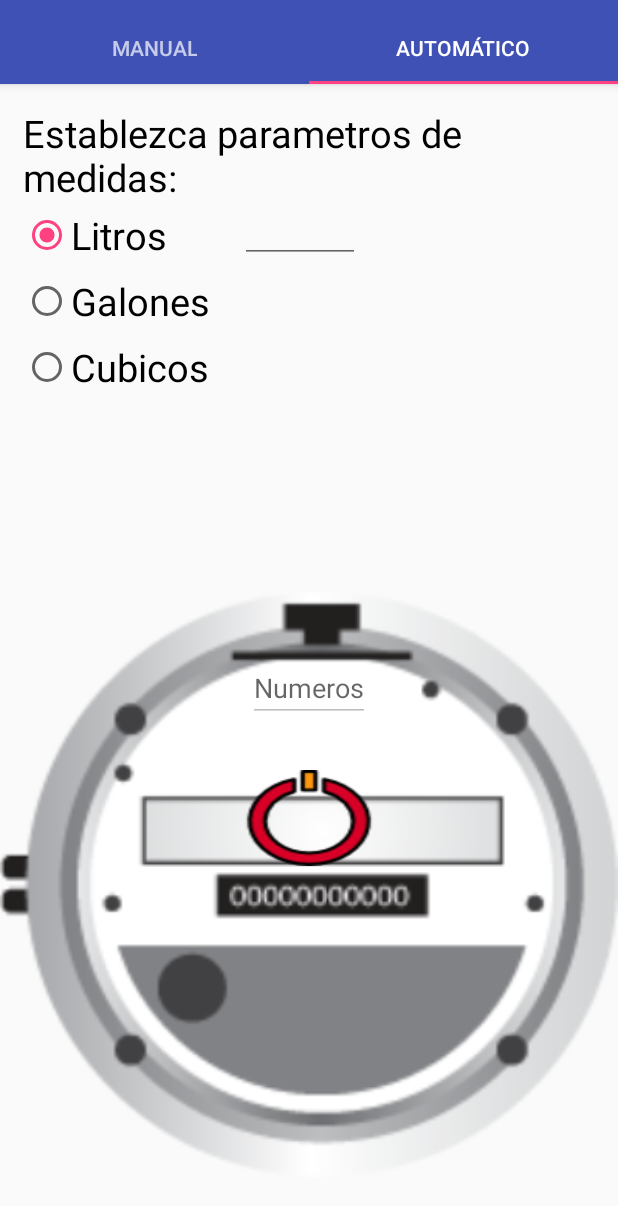
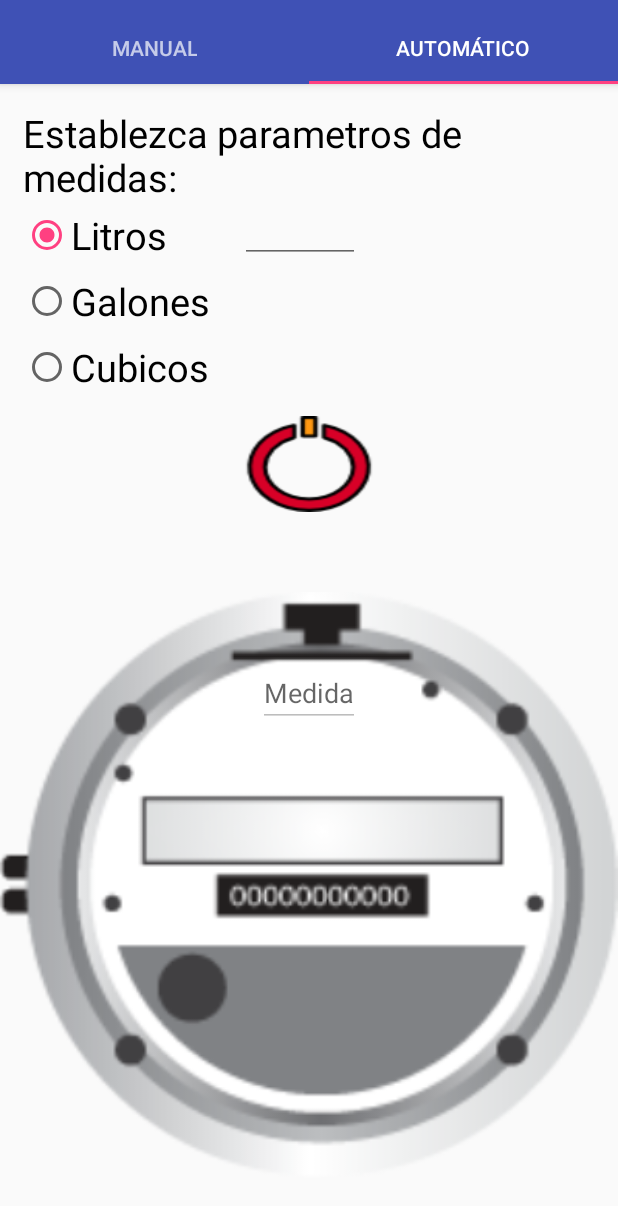
Before and after one commit to Hellogark/ControlDeAgua, an Android app: the control screen opened directly, with no data from a screen before it, tab 2 chosen, on a phone screen of 412 x 824 dp. Shown: the top 1206 px of the screen. Run offline under Robolectric (Android 15) with nearby library versions, the phone set to English and light mode, and no system bars; libraries missing offline, so code that uses them is left out: com.michaelmuenzer.android; plain views replace ScrollableNumberPicker; 2 statements that could not run were skipped.

```diff
--- a/app/src/main/java/com/example/edmol/webview/coloresItem.java
+++ b/app/src/main/java/com/example/edmol/webview/coloresItem.java
@@ -1,9 +1,10 @@
 package com.example.edmol.webview;
+
+import android.widget.RelativeLayout;
 
 public class coloresItem {
     private String mColoresNombre;
     private int mColoresImg;
-    String fondoSeleccionado = "";
 
     public coloresItem(String coloresNombre, int coloresImg){
         mColoresNombre = coloresNombre;
--- a/app/src/main/java/com/example/edmol/webview/tab2Automatico.java
+++ b/app/src/main/java/com/example/edmol/webview/tab2Automatico.java
@@ -23,7 +23,6 @@ import org.w3c.dom.Text;
 public class tab2Automatico extends Fragment {
     RelativeLayout display2;
     String fondoActual;
-    RadioGroup medidas;
     RadioButton rbLitros, rbCubicos, rbGalones;
     EditText litros, cubicos, galones;
 
@@ -31,13 +30,13 @@ public class tab2Automatico extends Fragment {
     public View onCreateView(LayoutInflater inflater, ViewGroup container, Bundle savedInstanceState) {
         View v = inflater.inflate(R.layout.tab2automatico, container, false);
         display2 = (RelativeLayout) v.findViewById(R.id.Fondo);
-        medidas = (RadioGroup) v.findViewById(R.id.rgMedidas);
         litros = (EditText) v.findViewById(R.id.etLitros);
         galones = (EditText) v.findViewById(R.id.etGalones);
         cubicos = (EditText) v.findViewById(R.id.etCubicos);
         rbLitros = (RadioButton) v.findViewById(R.id.rbLitros);
         rbGalones = (RadioButton) v.findViewById(R.id.rbGalones);
         rbCubicos = (RadioButton) v.findViewById(R.id.rbCubicos);
+
         rbLitros.setOnClickListener(new View.OnClickListener() {
             @Override
             public void onClick(View v) {
@@ -46,6 +45,7 @@ public class tab2Automatico extends Fragment {
                 cubicos.setVisibility(View.INVISIBLE);
             }
         });
+
         rbGalones.setOnClickListener(new View.OnClickListener() {
             @Override
             public void onClick(View v) {
@@ -54,6 +54,7 @@ public class tab2Automatico extends Fragment {
                 cubicos.setVisibility(View.INVISIBLE);
             }
         });
+
         rbCubicos.setOnClickListener(new View.OnClickListener() {
             @Override
             public void onClick(View v) {
@@ -63,26 +64,6 @@ public class tab2Automatico extends Fragment {
             }
         });
         return v;
-
-        /*switch (medidas.getCheckedRadioButtonId()){
-            case R.id.rbLitros:
-                litros.setVisibility(View.VISIBLE);
-                galones.setVisibility(View.INVISIBLE);
-                cubicos.setVisibility(View.INVISIBLE);
-                break;
-
-            case R.id.rbGalones:
-                litros.setVisibility(View.INVISIBLE);
-                galones.setVisibility(View.VISIBLE);
-                cubicos.setVisibility(View.INVISIBLE);
-                break;
-
-            case R.id.rbCubicos:
-                litros.setVisibility(View.INVISIBLE);
-                galones.setVisibility(View.INVISIBLE);
-                cubicos.setVisibility(View.VISIBLE);
-                break;
-        }*/
     }
 
     @Override
--- a/app/src/main/res/layout/activity_control.xml
+++ b/app/src/main/res/layout/activity_control.xml
@@ -55,23 +55,13 @@
             android:layout_height="match_parent"
             android:src="@drawable/medidor" />
 
-        <ToggleButton
-            android:layout_width="wrap_content"
-            android:layout_height="wrap_content"
-            android:layout_centerHorizontal="true"
-            android:layout_marginTop="157dp"
-            android:background="@drawable/custom_manual"
-            android:text=""
-            android:textOff=""
-            android:textOn="" />
-
         <EditText
             android:layout_width="wrap_content"
             android:layout_height="wrap_content"
             android:layout_centerHorizontal="true"
-            android:layout_marginTop="80dp"
+            android:layout_marginTop="83dp"
             android:enabled="false"
-            android:hint="Numeros"
+            android:hint="Medida"
             android:inputType="numberDecimal" />
 
         <ProgressBar
--- a/app/src/main/res/layout/color_spinner.xml
+++ b/app/src/main/res/layout/color_spinner.xml
@@ -2,8 +2,7 @@
 <RelativeLayout
     xmlns:android="http://schemas.android.com/apk/res/android"
     android:layout_width="match_parent"
-    android:layout_height="match_parent"
-    android:background="#E0BBA9">
+    android:layout_height="match_parent">
 
     <ImageView
         android:id="@+id/icono_colores"
--- a/app/src/main/res/layout/tab2automatico.xml
+++ b/app/src/main/res/layout/tab2automatico.xml
@@ -108,4 +108,15 @@
             app:snp_valueMarginEnd="8dp"
             app:snp_valueMarginStart="8dp" />-->
     </RelativeLayout>
+
+    <ToggleButton
+        android:layout_width="wrap_content"
+        android:layout_height="wrap_content"
+        android:layout_centerHorizontal="true"
+        android:layout_below="@id/rgMedidas"
+        android:layout_marginTop="15dp"
+        android:background="@drawable/custom_manual"
+        android:text=""
+        android:textOff=""
+        android:textOn="" />
 </RelativeLayout>
```
Also changed, not shown: app/src/main/AndroidManifest.xml (+6 -3 lines), app/src/main/java/com/example/edmol/webview/ajustes.java (+30 -0 lines).
